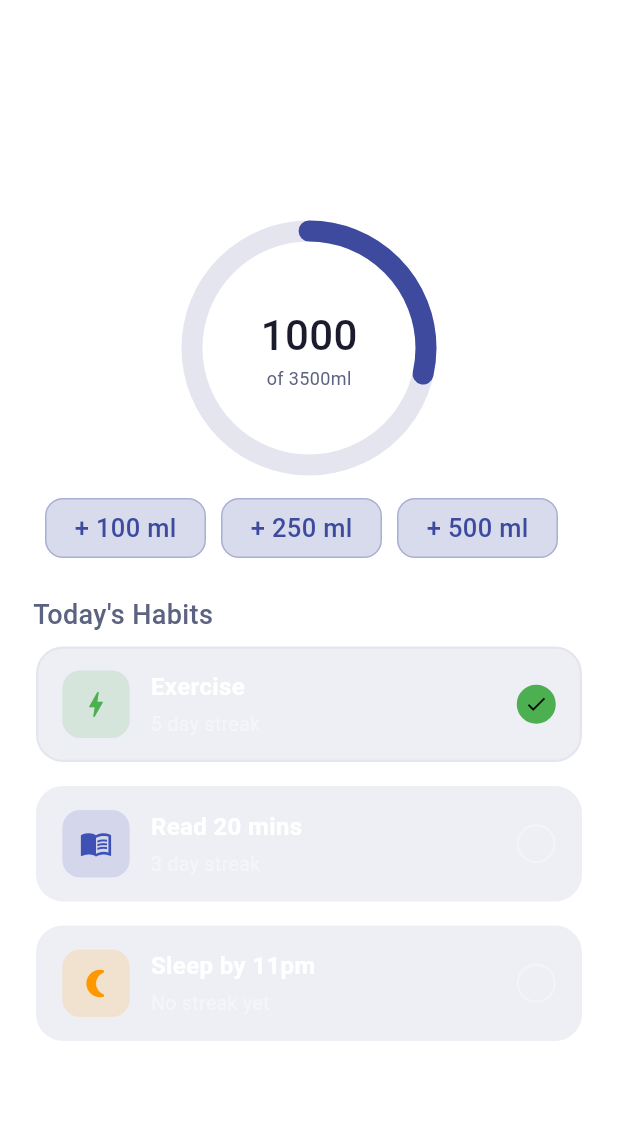
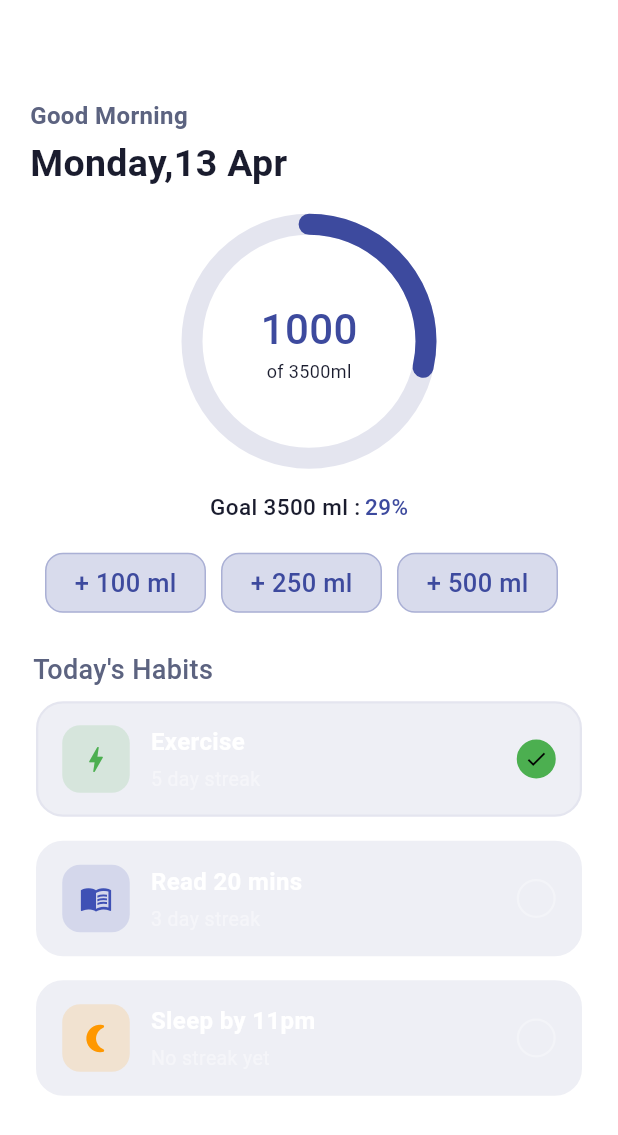
Before and after one commit to riddhicodes03/Habit-Tracker, a Flutter app: the screen it shows after launch, on a phone screen of 412 x 824 dp. Shown: the top 1135 px of the screen. Run offline on Flutter 3.47's test engine with Material 3 defaults, Android fonts, the phone set to English and light mode, and no system bars; our stand-ins replace riverpod, sqflite; accounts and stored records are empty.

Commit message:
Add greetings

```diff
--- a/lib/view/screen/home.dart
+++ b/lib/view/screen/home.dart
@@ -1,5 +1,6 @@
 import 'package:flutter/material.dart';
 import 'package:habit_tracker/view/widget/add_water_button.dart';
+import 'package:habit_tracker/view/widget/greeting.dart';
 import 'package:habit_tracker/view/widget/habit_box.dart';
 import 'package:habit_tracker/view/widget/water_ring.dart';
 
@@ -34,10 +35,34 @@ class _HomeState extends State<Home> {
         child: Column(
           mainAxisAlignment: MainAxisAlignment.center,
           children: [
-            Text('Greeting+date', style: TextStyle(color: Colors.white)),
-            Text('CircularProgress', style: TextStyle(color: Colors.white)),
+            Greeting(),
+            SizedBox(height: 10),
             WaterRing(current: 1000, goal: 3500),
             SizedBox(height: 10),
+            Row(
+              crossAxisAlignment: CrossAxisAlignment.center,
+              mainAxisAlignment: MainAxisAlignment.center,
+              children: [
+                Text(
+                  'Goal 3500 ml :',
+                  style: TextStyle(
+                    color: scheme.colorScheme.onSurface,
+                    fontSize: 15,
+                    fontWeight: FontWeight.w500,
+                  ),
+                ),
+                SizedBox(width: 3),
+                Text(
+                  '${(1000 / 3500 * 100).toStringAsFixed(0)}%',
+                  style: TextStyle(
+                    color: Theme.of(context).colorScheme.primary,
+                    fontSize: 15,
+                    fontWeight: FontWeight.w500,
+                  ),
+                ),
+              ],
+            ),
+            SizedBox(height: 20),
             Row(
               crossAxisAlignment: CrossAxisAlignment.center,
               mainAxisAlignment: MainAxisAlignment.center,
--- /dev/null
+++ b/lib/view/widget/greeting.dart
@@ -0,0 +1,108 @@
+import 'package:flutter/material.dart';
+
+class Greeting extends StatefulWidget {
+  const Greeting({super.key});
+
+  @override
+  State<Greeting> createState() => _GreetingState();
+}
+
+String getGreeting() {
+  final hour = DateTime.now().hour;
+  if (hour >= 5 && hour < 12) {
+    return "Good Morning";
+  } else if (hour >= 12 && hour < 17) {
+    return "Good Afternoon";
+  } else if (hour >= 17 && hour < 21) {
+    return "Good Evening";
+  } else {
+    return "Good Night";
+  }
+}
+
+String getDay() {
+  final date = DateTime.now().weekday;
+  switch (date) {
+    case 1:
+      return 'Monday';
+    case 2:
+      return 'Tuesday';
+    case 3:
+      return 'Wednesday';
+    case 4:
+      return 'Thrusday';
+    case 5:
+      return 'Friday';
+    case 6:
+      return 'Saturday';
+    case 0:
+      return 'Sunday';
+    default:
+      return '';
+  }
+}
+
+String getMonth() {
+  final month = DateTime.now().month;
+  switch (month) {
+    case 1:
+      return 'January';
+    case 2:
+      return 'February';
+    case 3:
+      return 'March';
+    case 4:
+      return 'April';
+    case 5:
+      return 'May';
+    case 6:
+      return 'June';
+    case 7:
+      return 'July';
+    case 8:
+      return 'August';
+    case 9:
+      return 'September';
+    case 10:
+      return 'October';
+    case 11:
+      return 'November';
+    case 12:
+      return 'December';
+    default:
+      return '';
+  }
+}
+
+class _GreetingState extends State<Greeting> {
+  @override
+  Widget build(BuildContext context) {
+    final scheme = Theme.of(context);
+    return Container(
+      alignment: Alignment.bottomLeft,
+      margin: EdgeInsets.only(left: 12),
+      child: Column(
+        crossAxisAlignment: CrossAxisAlignment.start,
+        children: [
+          Text(
+            getGreeting(),
+            style: TextStyle(
+              fontSize: 16,
+              fontWeight: FontWeight.w600,
+              color: scheme.colorScheme.onSurfaceVariant,
+            ),
+          ),
+          SizedBox(height: 3),
+          Text(
+            '${getDay()},${DateTime.now().day.toString()} ${getMonth().substring(0, 3)}',
+            style: TextStyle(
+              fontSize: 25,
+              fontWeight: FontWeight.bold,
+              color: scheme.colorScheme.onSurface,
+            ),
+          ),
+        ],
+      ),
+    );
+  }
+}
--- a/lib/view/widget/water_ring.dart
+++ b/lib/view/widget/water_ring.dart
@@ -33,12 +33,12 @@ class WaterRing extends StatelessWidget {
                 style: TextStyle(
                   fontSize: 28,
                   fontWeight: FontWeight.w500,
-                  color: scheme.onSurface,
+                  color: scheme.primary,
                 ),
               ),
               Text(
                 'of ${goal}ml',
-                style: TextStyle(fontSize: 12, color: scheme.onSurfaceVariant),
+                style: TextStyle(fontSize: 12, color: scheme.onSurface),
               ),
             ],
           ),
```
